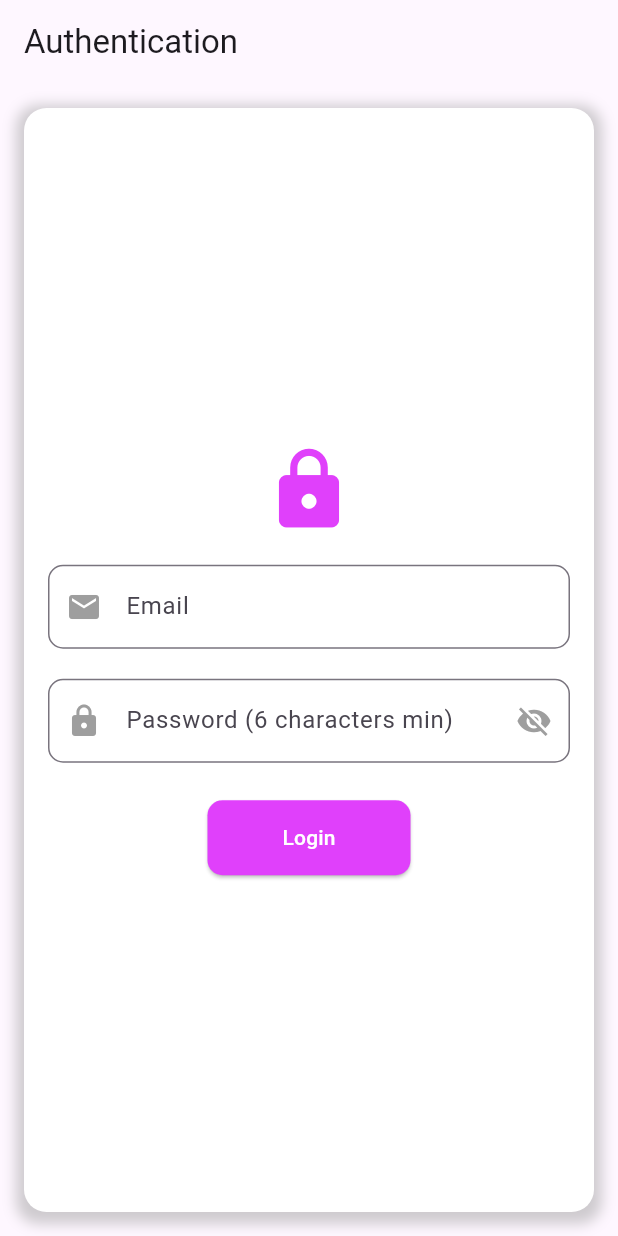
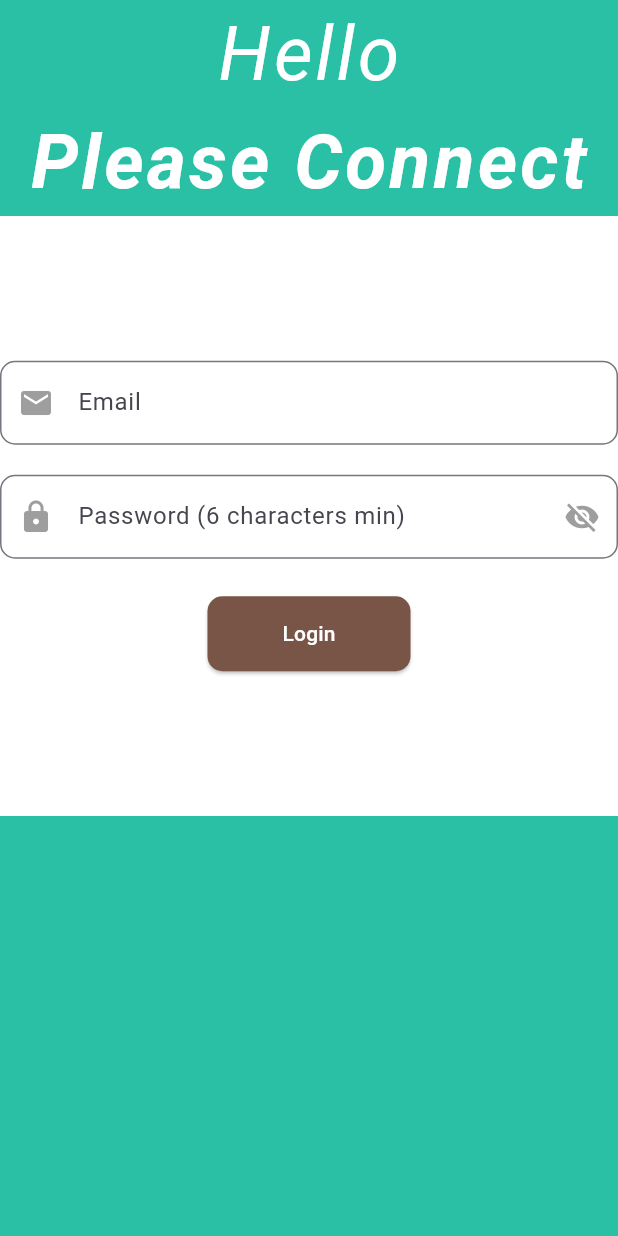
Before and after one commit to Dak-gaetan/Examen, a Flutter app: the screen it shows after launch, on a phone screen of 412 x 824 dp. Run offline on Flutter 3.47's test engine with Material 3 defaults, Android fonts, the phone set to English and light mode, and no system bars; our stand-ins replace google_fonts; Roboto replaces fonts that are missing (Pattaya).

Commit message:
Final Commit

```diff
--- a/lib/screens/AuthenticationScreen.dart
+++ b/lib/screens/AuthenticationScreen.dart
@@ -1,4 +1,9 @@
 import 'package:flutter/material.dart';
+import 'HomeScreen.dart';
+import 'package:google_fonts/google_fonts.dart';
+import 'dart:async';
+import 'chatScreen.dart';
+late bool _passwordVisible ;
 
 class AuthScreen extends StatefulWidget {
   @override
@@ -19,34 +24,57 @@ class _AuthScreenState extends State<AuthScreen> {
 
   @override
   Widget build(BuildContext context) {
-    return Scaffold(
-      appBar: AppBar(title: Text('Authentication')),
-      body: SafeArea(
-        child: Center(
-          child: Padding(
-            padding: const EdgeInsets.all(16.0),
-            child: Container(
-              padding: EdgeInsets.all(16.0),
-              decoration: BoxDecoration(
+    return GestureDetector(
+        onTap: ()=> FocusManager.instance.primaryFocus?.unfocus(),
+        child: Scaffold(
+            backgroundColor: dGrenn,
+            body: ListView(
+
+                children: [
+                  Container(
+                    child: Row(
+                      mainAxisAlignment: MainAxisAlignment.spaceAround,
+                      children: [
+                        Column(mainAxisAlignment: MainAxisAlignment.center,
+                          children: [
+                            Text("Hello",style: Theme.of(context).textTheme.bodyMedium!.copyWith(
                                 color: Colors.white,
-                borderRadius: BorderRadius.circular(15.0),
-                boxShadow: [
-                  BoxShadow(
-                    color: Colors.grey.withOpacity(0.5),
-                    spreadRadius: 5,
-                    blurRadius: 7,
-                    offset: Offset(0, 3), // changes position of shadow
+                                fontSize: 50,
+                                fontStyle: FontStyle.italic,
+                                letterSpacing: 2.0)
                             ),
+                            Text("Please Connect",style: GoogleFonts.pattaya(
+                                fontSize: 50,
+                                fontStyle: FontStyle.italic,
+                                color: Colors.white,
+                                letterSpacing: 2.0,
+                                fontWeight: FontWeight.w700
+                            )
+                            ),
+
+
                           ],
                         ),
+
+                      ],
+                    ),
+                  ),
+
+                  Container(
+                    width: 400,
+                    height:400,
+
+
+                    child: Container(
+
+                      color: dWhite,
                       child: Form(
                           key: _formKey,
                           child: Column(
                               mainAxisSize: MainAxisSize.max,
                               mainAxisAlignment: MainAxisAlignment.center,
                               children: [
-                    Icon(Icons.lock, size: 60, color: Colors.purpleAccent),
-                    SizedBox(height: 20),
+
                                 TextFormField(
                                   controller: _emailController,
                                   decoration: InputDecoration(
@@ -100,7 +128,7 @@ class _AuthScreenState extends State<AuthScreen> {
                                   onPressed: _submit,
                                   child: Text('Login'),
                                   style: ElevatedButton.styleFrom(
-                        foregroundColor: Colors.white, backgroundColor: Colors.purpleAccent,
+                                    foregroundColor: Colors.white, backgroundColor: Colors.brown,
                                     padding: EdgeInsets.symmetric(
                                       horizontal: 50,
                                       vertical: 15,
@@ -110,13 +138,16 @@ class _AuthScreenState extends State<AuthScreen> {
                                     ),
                                   ),
                                 ),
-                  ],
+
+
+                              ]
+                          )
                       ),
                     ),
-            ),
-          ),
-        ),
-      ),
+                  )
+                ]
+            )
+        )
     );
   }
 }
```
Also changed, not shown: images/avatar/lauch.png (added). Lines whose indentation alone changed are shown as unchanged.
